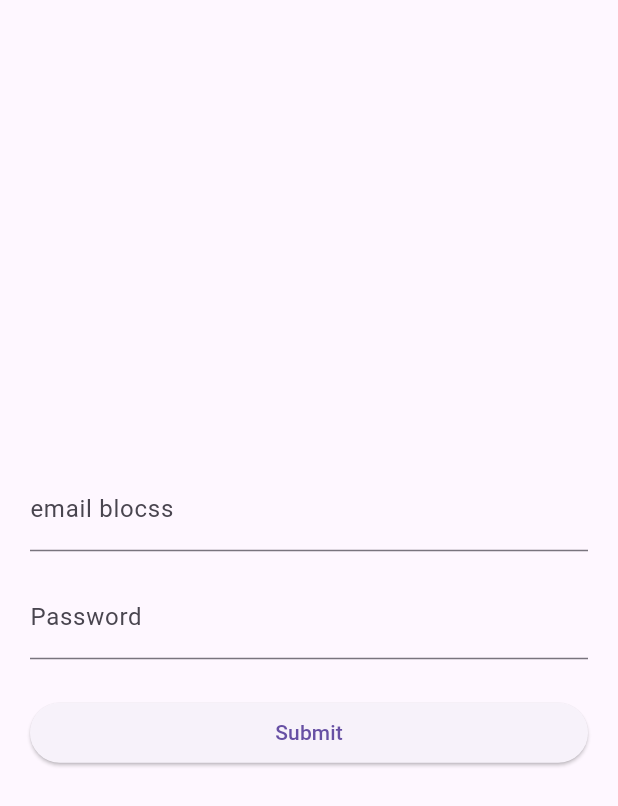
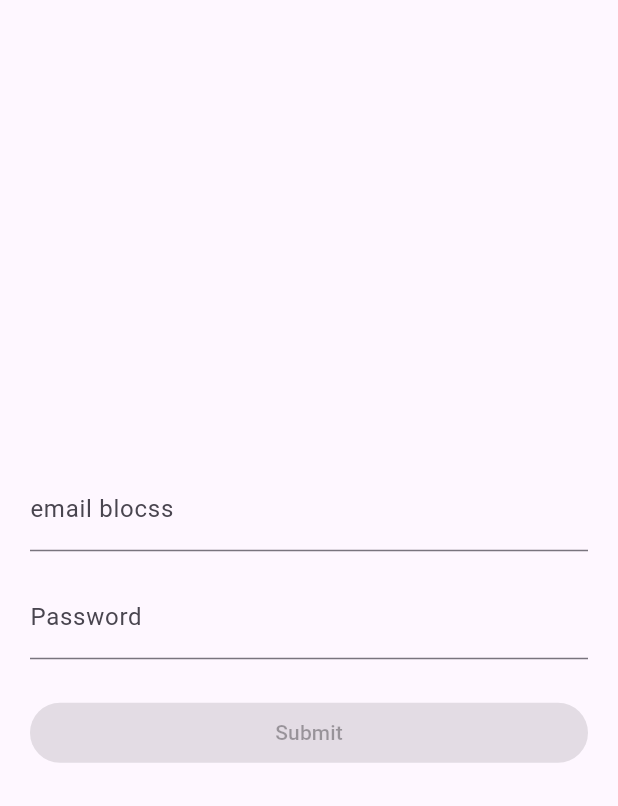
Before and after one commit to Arufiand/emboh-ki-opo-cok-cok, a Flutter app: the screen it shows after launch, on a phone screen of 412 x 824 dp. Shown: the top 806 px of the screen. Run offline on Flutter 3.47's test engine with Material 3 defaults, Android fonts, the phone set to English and light mode, and no system bars; our stand-ins replace rxdart; missing offline and left inert: dart:ffi.

Commit message:
feat(login_bloc_with_rxdart): Part 176
adding submit valid

```diff
--- a/lib/login_bloc/blocs/bloc.dart
+++ b/lib/login_bloc/blocs/bloc.dart
@@ -1,5 +1,6 @@
 import 'dart:async';
-
+import 'dart:ffi';
+import 'package:rxdart/rxdart.dart';
 import 'package:learning/login_bloc/blocs/validators.dart';
 
 class Bloc extends Object with Validators {
@@ -10,9 +11,14 @@ class Bloc extends Object with Validators {
 
   Stream<String> get password => _password.stream.transform(validatePassword);
 
+  Stream<bool> get submitValid =>
+      Rx.combineLatest2(email, password, (emailValue, passwordValue) => true);
+
   Function(String) get changeEmail => _email.sink.add;
 
   Function(String) get changePassword => _password.sink.add;
+
+  submit() {}
 
   dispose() {
     _email.close();
--- a/lib/login_bloc/screens/login_blocScreen.dart
+++ b/lib/login_bloc/screens/login_blocScreen.dart
@@ -24,7 +24,7 @@ class LoginBlocScreen extends StatelessWidget {
               SizedBox(height: 16), // Add consistent spacing
               passwordField(bloc),
               SizedBox(height: 25),
-              submitButton(),
+              submitButton(bloc),
             ],
           ),
         ),
@@ -66,7 +66,15 @@ class LoginBlocScreen extends StatelessWidget {
     );
   }
 
-  Widget submitButton() {
-    return ElevatedButton(onPressed: () => {}, child: Text('Submit'));
+  Widget submitButton(Bloc bloc) {
+    return StreamBuilder(
+      stream: bloc.submitValid,
+      builder: (context, snapshot) {
+        return ElevatedButton(
+          onPressed: snapshot.hasData ? bloc.submit : null,
+          child: Text('Submit'),
+        );
+      },
+    );
   }
 }
```
